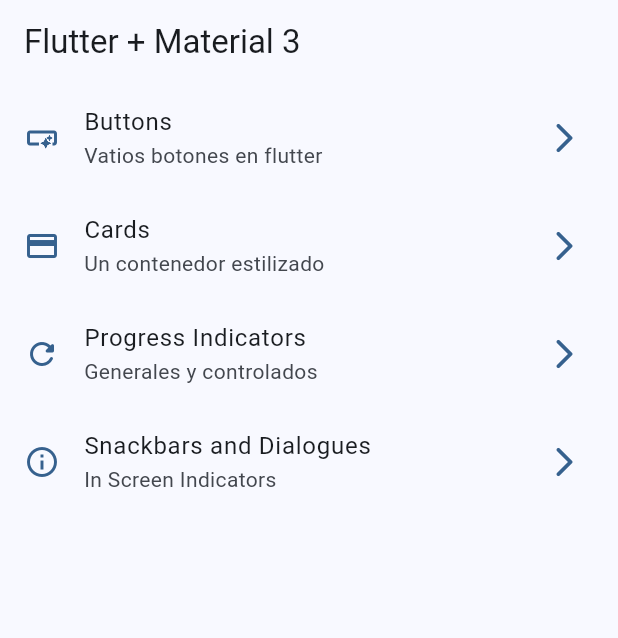
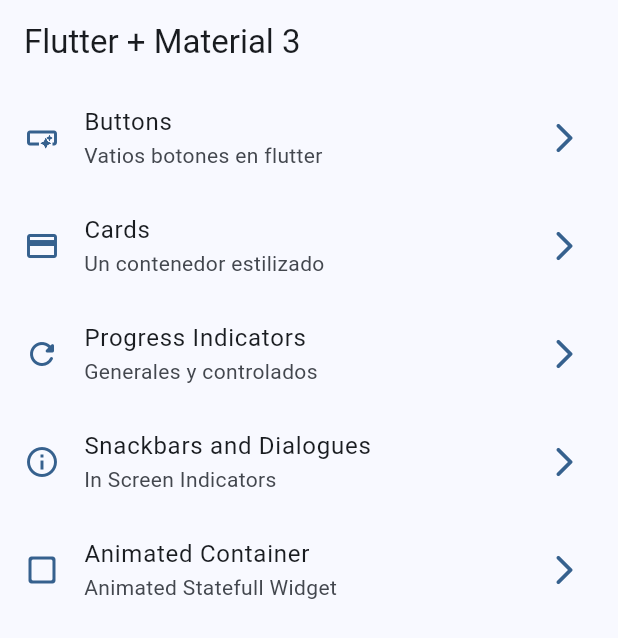
Before and after one commit to NirouNacho/widgets_app, a Flutter app: the screen it shows after launch, on a phone screen of 412 x 824 dp. Shown: the top 638 px of the screen. Run offline on Flutter 3.47's test engine with Material 3 defaults, Android fonts, the phone set to English and light mode, and no system bars; our stand-ins replace go_router; missing offline and left inert: dart:ffi.

Commit message:
Animated Container Finished

```diff
--- a/lib/config/menu/menu_items.dart
+++ b/lib/config/menu/menu_items.dart
@@ -34,4 +34,9 @@ const appMenuItems = <MenuItem>[
       subTitle: 'In Screen Indicators',
       link: '/snackbars',
       icon: Icons.info_outline),
+  MenuItem(
+      title: 'Animated Container',
+      subTitle: 'Animated Statefull Widget',
+      link: '/animated',
+      icon: Icons.check_box_outline_blank_rounded),
 ];
--- a/lib/config/router/app_router.dart
+++ b/lib/config/router/app_router.dart
@@ -30,5 +30,10 @@ final appRouter = GoRouter(
       name: SnackbarScreen.name,
       builder: (context, state) => const SnackbarScreen(),
     ),
+    GoRoute(
+      path: '/animated',
+      name: AnimatedScreen.name,
+      builder: (context, state) => const AnimatedScreen(),
+    ),
   ],
 );
```
Also changed, not shown: lib/presentation/screens/animated/animated_screen.dart (+47 -3 lines).
